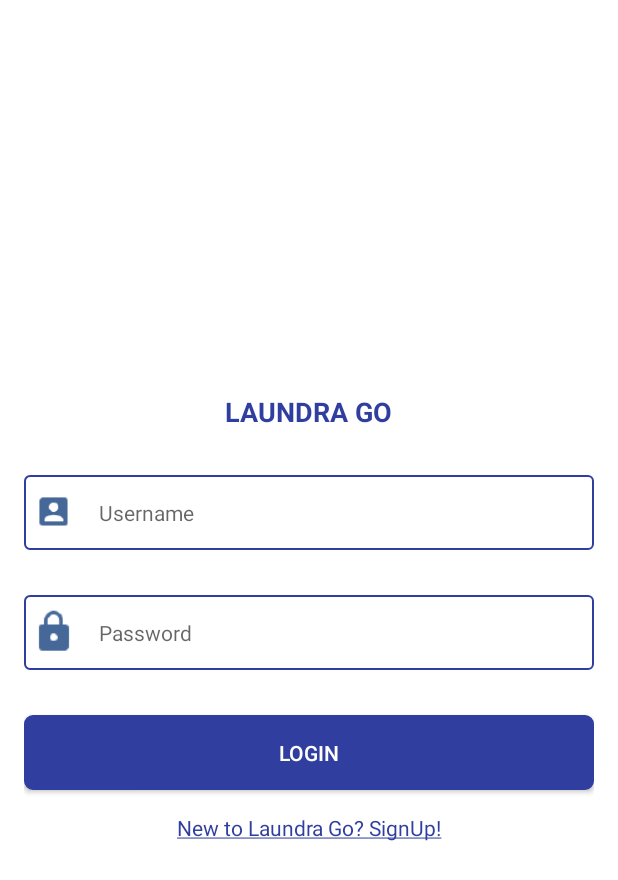
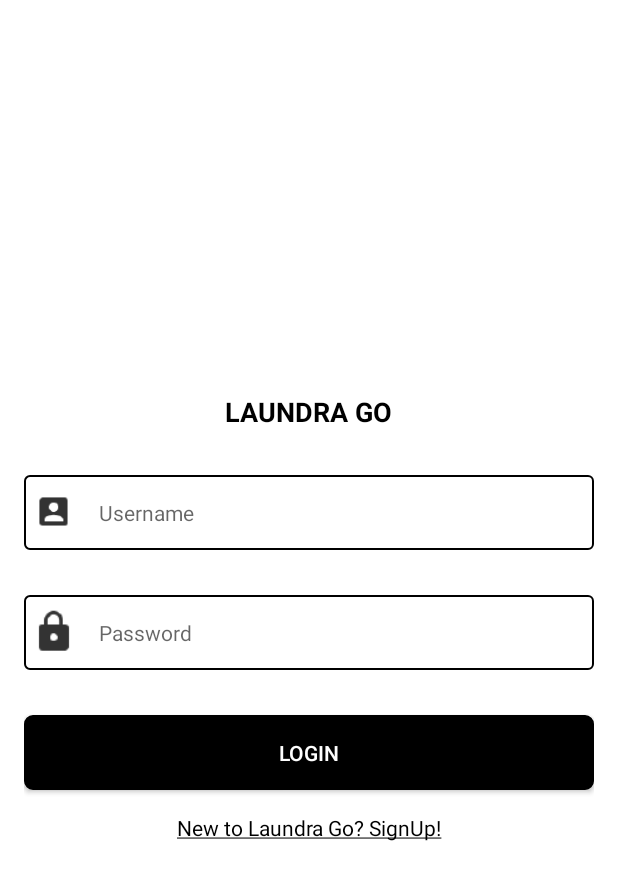
Before and after one commit to Roohiashahzad/Laundry, an Android app: the layout activity_login.xml on its own in the app's theme, with its tools: preview values and no code run, on a phone screen of 412 x 824 dp. Shown: the top 880 px of the screen. Run offline under Robolectric (Android 15) with nearby library versions, the phone set to English and light mode, and no system bars.

Commit message:
Updated icon, text and outline colors to make consistent

```diff
--- a/app/src/main/res/drawable/border_round_corners.xml
+++ b/app/src/main/res/drawable/border_round_corners.xml
@@ -4,6 +4,6 @@
     <solid android:color="@color/white" />
     <stroke
         android:width="1dp"
-        android:color="@color/colorPrimaryDark" />
+        android:color="@color/black" />
     <corners android:radius="3dp" />
 </shape>
--- a/app/src/main/res/drawable/border_round_corners_button.xml
+++ b/app/src/main/res/drawable/border_round_corners_button.xml
@@ -1,9 +1,9 @@
 <?xml version="1.0" encoding="utf-8"?>
 <shape xmlns:android="http://schemas.android.com/apk/res/android">
 
-    <solid android:color="@color/colorPrimaryDark" />
+    <solid android:color="@color/black" />
     <stroke
         android:width="1dp"
-        android:color="@color/colorPrimaryDark" />
+        android:color="@color/black" />
     <corners android:radius="5dp" />
 </shape>
--- a/app/src/main/res/drawable/border_round_corners_home_grid.xml
+++ b/app/src/main/res/drawable/border_round_corners_home_grid.xml
@@ -4,6 +4,6 @@
     <solid android:color="@color/white" />
     <stroke
         android:width="1dp"
-        android:color="@color/Orange" />
+        android:color="@color/black" />
 
 </shape>
--- a/app/src/main/res/layout/activity_login.xml
+++ b/app/src/main/res/layout/activity_login.xml
@@ -30,7 +30,7 @@
                 android:text="LAUNDRA GO"
                 android:textSize="@dimen/textsize_eighteen"
                 android:textStyle="bold"
-                android:textColor="@color/colorPrimaryDark"/>
+                android:textColor="@color/black"/>
 
         </RelativeLayout>
 
@@ -51,6 +51,7 @@
                 android:paddingLeft="3dp"
                 android:paddingRight="3dp"
                 android:src="@drawable/login_user_icon"
+                android:tint="@color/black"
 
                 />
 
@@ -67,7 +68,7 @@
                 android:paddingLeft="10dp"
                 android:singleLine="true"
                 android:text=""
-                android:textColor="@color/colorPrimaryDark"
+                android:textColor="@color/black"
                 android:textCursorDrawable="@null"
                 android:textSize="14sp" />
         </RelativeLayout>
@@ -87,7 +88,8 @@
                 android:layout_width="40dp"
                 android:layout_height="48dp"
                 android:layout_centerVertical="true"
-                android:src="@drawable/login_password_icon" />
+                android:src="@drawable/login_password_icon"
+                android:tint="@color/black"/>
 
             <EditText
                 android:id="@+id/et_password"
@@ -103,7 +105,7 @@
                 android:paddingLeft="10dp"
                 android:singleLine="true"
                 android:text=""
-                android:textColor="@color/colorPrimaryDark"
+                android:textColor="@color/black"
                 android:textCursorDrawable="@null"
                 android:textSize="14sp" />
         </RelativeLayout>
@@ -127,7 +129,7 @@
             android:layout_width="match_parent"
             android:textAlignment="center"
             android:text="@string/new_to_laundra_go_signup"
-            android:textColor="@color/colorPrimaryDark"
+            android:textColor="@color/black"
             android:layout_below="@+id/btn_login"
             android:layout_marginTop="15dp"
             android:textSize="14sp"
--- a/app/src/main/res/layout/activity_splash.xml
+++ b/app/src/main/res/layout/activity_splash.xml
@@ -21,7 +21,7 @@
         <TextView
             android:layout_height="wrap_content"
             android:layout_width="match_parent"
-            android:textColor="@color/colorPrimaryDark"
+            android:textColor="@color/black"
             android:text="@string/laundra_go"
             android:textSize="@dimen/textsize_eighteen"
             android:layout_centerVertical="true"
@@ -33,7 +33,7 @@
         <TextView
             android:layout_height="wrap_content"
             android:layout_width="match_parent"
-            android:textColor="@color/colorPrimaryDark"
+            android:textColor="@color/black"
             android:text="Best Laundry Service in Town"
             android:textSize="@dimen/textsize_fourteen"
             android:layout_centerVertical="true"
@@ -46,7 +46,7 @@
         <TextView
             android:layout_height="wrap_content"
             android:layout_width="match_parent"
-            android:textColor="@color/colorPrimaryDark"
+            android:textColor="@color/black"
             android:text="@string/copyrights_text"
             android:textSize="@dimen/textsize_ten"
             android:layout_alignParentBottom="true"
--- a/app/src/main/res/layout/layout_nav_header_main.xml
+++ b/app/src/main/res/layout/layout_nav_header_main.xml
@@ -2,7 +2,7 @@
 <RelativeLayout xmlns:android="http://schemas.android.com/apk/res/android"
     android:layout_width="match_parent"
     android:layout_height="@dimen/nav_header_height"
-    android:background="@color/Orange"
+    android:background="@color/black"
     android:paddingLeft="@dimen/activity_horizontal_margin"
     android:paddingRight="@dimen/activity_horizontal_margin"
 
--- a/app/src/main/res/layout/layout_nav_menu_item.xml
+++ b/app/src/main/res/layout/layout_nav_menu_item.xml
@@ -16,6 +16,7 @@
             android:layout_width="50dp"
             android:layout_height="50dp"
             android:padding="11dp"
+            android:tint="@color/black"
             />
     <TextView
         android:layout_toRightOf="@+id/nav_item_icon"
--- a/app/src/main/res/layout/layout_new_order_item_row.xml
+++ b/app/src/main/res/layout/layout_new_order_item_row.xml
@@ -68,7 +68,7 @@
 
         <LinearLayout
             android:layout_width="match_parent"
-            android:layout_height="50dp"
+            android:layout_height="40dp"
             android:orientation="horizontal"
             android:id="@+id/ll_wash_quantity">
 
@@ -100,7 +100,7 @@
 
         <LinearLayout
             android:layout_width="match_parent"
-            android:layout_height="50dp"
+            android:layout_height="40dp"
             android:orientation="horizontal"
             android:id="@+id/ll_Press_quantity"
             android:layout_below="@+id/ll_wash_quantity"
```
Also changed, not shown: app/src/main/res/layout/content_main.xml (+4 -4 lines), app/src/main/res/drawable-hdpi/icon_all_orders_home_grid.png, app/src/main/res/drawable-hdpi/icon_logout_home_grid.png, app/src/main/res/drawable-hdpi/icon_new_order_home_grid.png, app/src/main/res/drawable-hdpi/icon_user_profile_home_grid.png.
